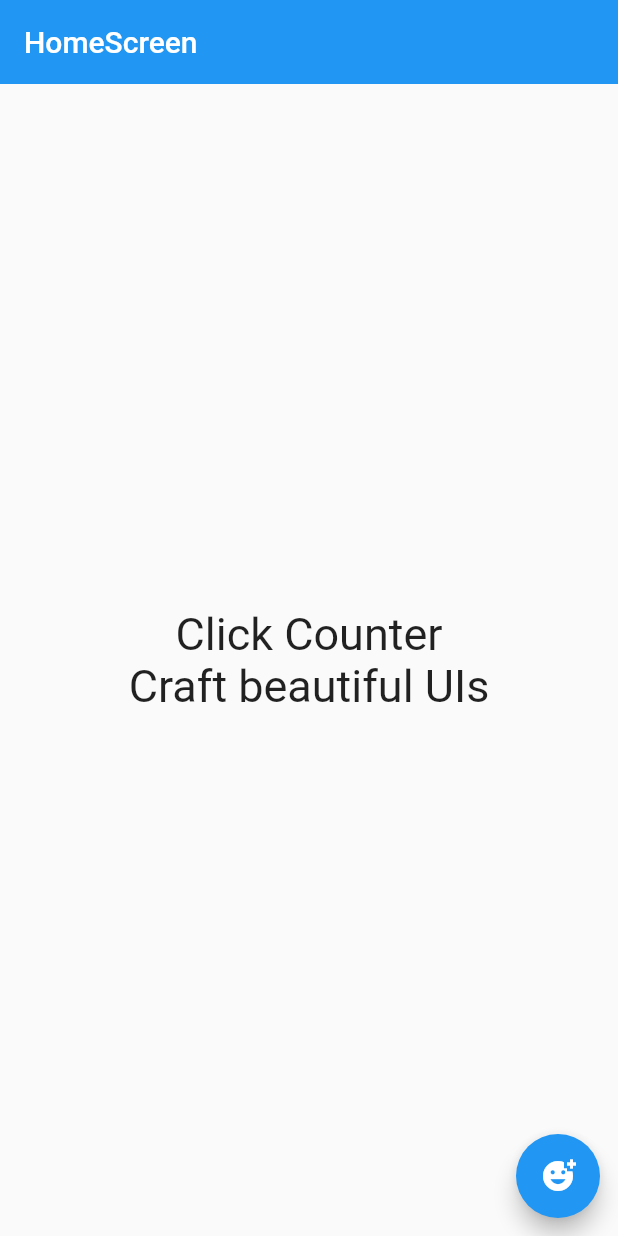
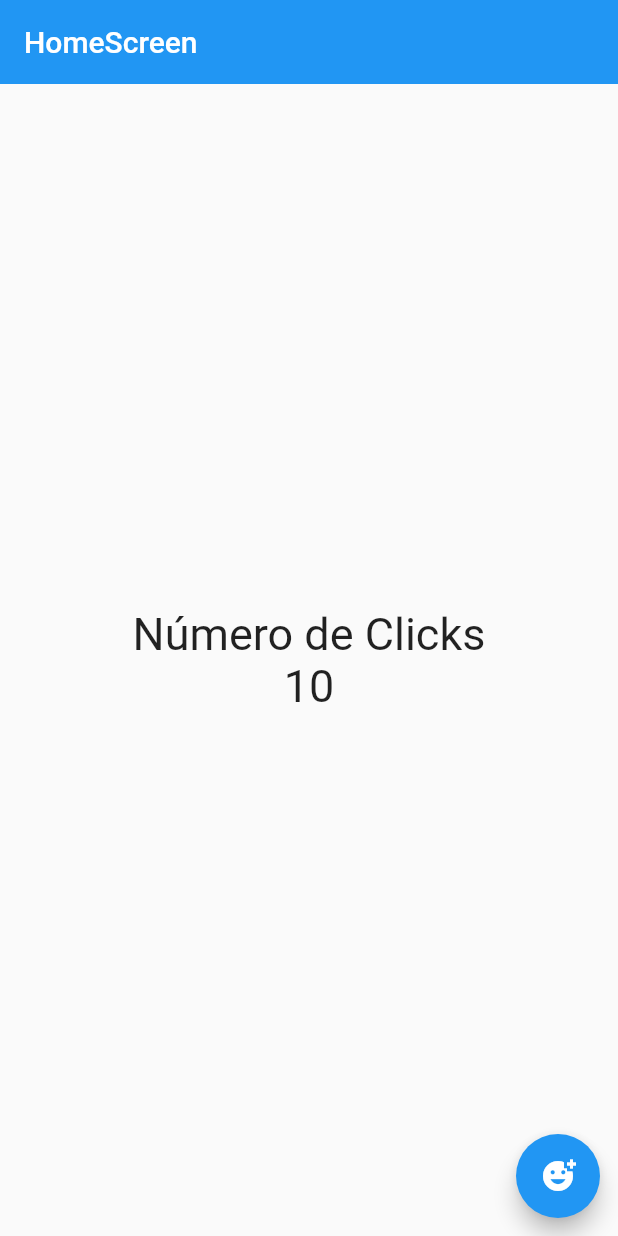
Before and after one commit to LeoVergara1/counter_app, a Flutter app: the screen it shows after launch, after a tap on the "add reaction" icon, on a phone screen of 412 x 824 dp. Run offline on Flutter 3.47's test engine with Material 2 defaults, Android fonts, the phone set to English and light mode, and no system bars.

Commit message:
[] class 53

```diff
--- a/lib/screens/home_screen.dart
+++ b/lib/screens/home_screen.dart
@@ -7,6 +7,7 @@ class HomeScreen extends StatelessWidget {
 
   @override
   Widget build(BuildContext context) {
+    int counter = 10;
     return Scaffold(
       appBar: AppBar(
         title: const Text("HomeScreen"),
@@ -15,16 +16,19 @@ class HomeScreen extends StatelessWidget {
       body: Center(
         child: Column(
           mainAxisAlignment: MainAxisAlignment.center,
-          children: const <Widget> [
-            Text('Click Counter', style: textStyle),
-            Text('Craft beautiful UIs', style: textStyle),
+          children: <Widget> [
+            const Text('Número de Clicks', style: textStyle),
+            Text('$counter', style: textStyle),
           ]
         ),
       ),
       floatingActionButtonLocation: FloatingActionButtonLocation.miniEndFloat,
       floatingActionButton: FloatingActionButton(
         child: const Icon(Icons.add_reaction_sharp),
-        onPressed: () => print('hola'),
+        onPressed: () {
+          counter++;
+          print("Hola mundo: $counter");
+        },
       ),
     );
   }
```
